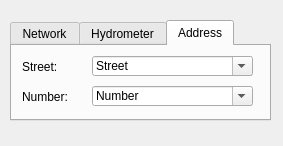
This is search/ui/search_plus_dialog.ui in Giswater/giswater_qgis_plugin as Qt 5 draws it before an edit. The edited form follows.
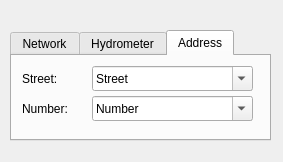
This is the edited form. The open tabs and pages were chosen to show the change.

```diff
--- a/search/ui/search_plus_dialog.ui
+++ b/search/ui/search_plus_dialog.ui
@@ -7,7 +7,7 @@
     <x>0</x>
     <y>0</y>
     <width>283</width>
-    <height>146</height>
+    <height>162</height>
    </rect>
   </property>
   <property name="windowTitle">
@@ -17,9 +17,9 @@
    <property name="geometry">
     <rect>
      <x>10</x>
-     <y>20</y>
+     <y>30</y>
      <width>261</width>
-     <height>101</height>
+     <height>111</height>
     </rect>
    </property>
    <property name="currentIndex">
@@ -117,7 +117,7 @@
        <x>80</x>
        <y>10</y>
        <width>161</width>
-       <height>20</height>
+       <height>25</height>
       </rect>
      </property>
      <property name="editable">
@@ -135,7 +135,7 @@
        <x>80</x>
        <y>40</y>
        <width>161</width>
-       <height>20</height>
+       <height>25</height>
       </rect>
      </property>
      <property name="editable">
@@ -153,7 +153,7 @@
        <x>10</x>
        <y>10</y>
        <width>71</width>
-       <height>21</height>
+       <height>25</height>
       </rect>
      </property>
      <property name="text">
@@ -166,7 +166,7 @@
        <x>10</x>
        <y>40</y>
        <width>71</width>
-       <height>21</height>
+       <height>25</height>
       </rect>
      </property>
      <property name="text">
```
Left out of the diff: 8 changed lines with no effect on the pictures.
